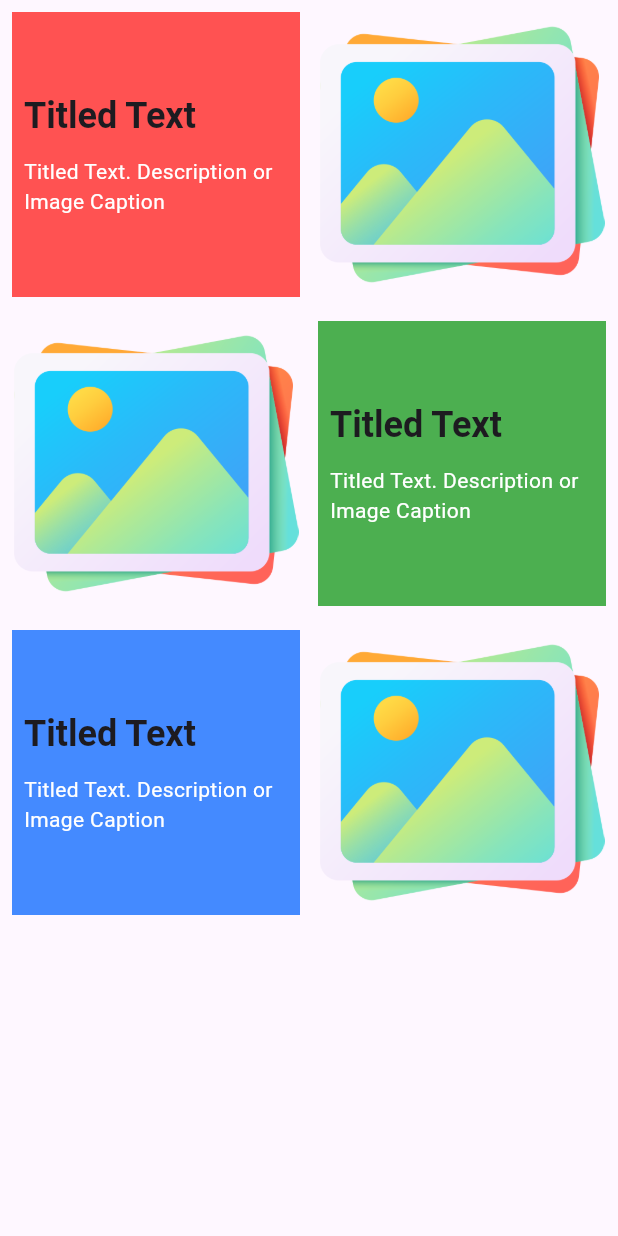
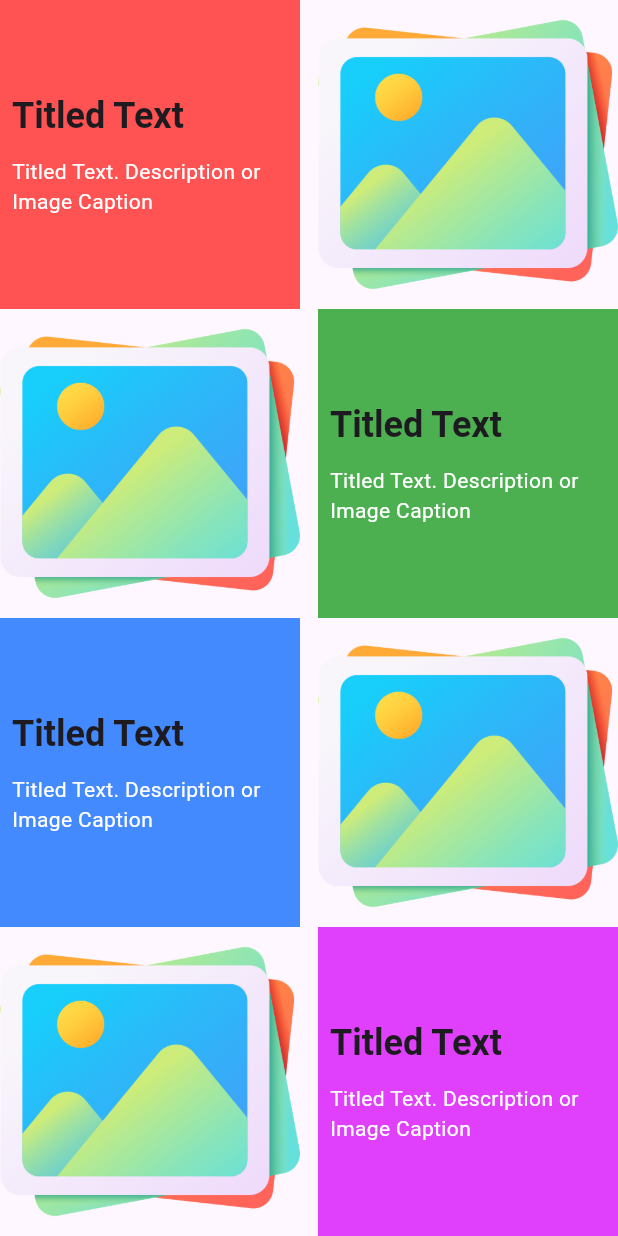
Before and after one commit to kristoff1/kristoff1-design-story-boilerplate, a Flutter app: the Example1 screen opened directly, on a phone screen of 412 x 824 dp. Run offline on Flutter 3.47's test engine with Material 2 defaults, Android fonts, the phone set to English and light mode, and no system bars.

Commit message:
added ratio variations in code

```diff
--- a/design/example/lib/pages/example_1.dart
+++ b/design/example/lib/pages/example_1.dart
@@ -68,6 +68,22 @@ class Example1 extends StatelessWidget {
                 imageType: ImageTypes.asset,
               ),
             ),
+            SizedBox(
+              height: MediaQuery.of(context).size.height * 0.25,
+              child: const LeftImageRightWidget(
+                verticalAlignment: RightWidgetVerticalAlignment.stretch,
+                pairedWidget: TitledText(
+                  decoration: BoxDecoration(
+                    color: Colors.purpleAccent,
+                  ),
+                  padding: EdgeInsets.symmetric(horizontal: 8, vertical: 4),
+                  title: 'Titled Text',
+                  text: 'Titled Text. Description or Image Caption',
+                ),
+                imagePath: 'assets/images/placeholder.png',
+                imageType: ImageTypes.asset,
+              ),
+            ),
           ],
         ),
       ),
--- a/design/lib/src/components/paired_images/left_image_right_widget.dart
+++ b/design/lib/src/components/paired_images/left_image_right_widget.dart
@@ -17,6 +17,8 @@ class LeftImageRightWidget extends StatelessWidget {
   final String imagePath;
   final ImageTypes imageType;
   final RightWidgetVerticalAlignment verticalAlignment;
+  final int widgetPercentage;
+  final EdgeInsetsGeometry? padding;
   final BoxDecoration? decoration;
 
   const LeftImageRightWidget({
@@ -25,6 +27,8 @@ class LeftImageRightWidget extends StatelessWidget {
     required this.imagePath,
     required this.imageType,
     this.verticalAlignment = RightWidgetVerticalAlignment.center,
+    this.widgetPercentage = 50,
+    this.padding,
     this.decoration,
   });
 
@@ -32,11 +36,12 @@ class LeftImageRightWidget extends StatelessWidget {
   Widget build(BuildContext context) {
     return Container(
       decoration: decoration,
-      padding: const EdgeInsets.all(8),
+      padding: padding,
       child: Row(
         crossAxisAlignment: _getVerticalAlignment(verticalAlignment),
         children: [
           Expanded(
+            flex: 100 - _getRatio(widgetPercentage),
             child: BaseImage(
               imagePath: imagePath,
               imageType: imageType,
@@ -46,6 +51,7 @@ class LeftImageRightWidget extends StatelessWidget {
             width: 12,
           ),
           Expanded(
+            flex: _getRatio(widgetPercentage),
             child: pairedWidget,
           ),
         ],
@@ -66,4 +72,14 @@ class LeftImageRightWidget extends StatelessWidget {
         return CrossAxisAlignment.stretch;
     }
   }
+
+  int _getRatio(int widgetPercentage) {
+    if(widgetPercentage > 90) {
+      return 90;
+    } else if (widgetPercentage < 10) {
+      return 10;
+    } else {
+      return widgetPercentage;
+    }
+  }
 }
--- a/design/lib/src/components/paired_images/right_image_left_widget.dart
+++ b/design/lib/src/components/paired_images/right_image_left_widget.dart
@@ -16,6 +16,8 @@ class RightImageLeftWidget extends StatelessWidget {
   final String imagePath;
   final ImageTypes imageType;
   final LeftWidgetVerticalAlignment verticalAlignment;
+  final int widgetPercentage;
+  final EdgeInsetsGeometry? padding;
   final BoxDecoration? decoration;
 
   const RightImageLeftWidget({
@@ -24,6 +26,8 @@ class RightImageLeftWidget extends StatelessWidget {
     required this.imagePath,
     required this.imageType,
     this.verticalAlignment = LeftWidgetVerticalAlignment.center,
+    this.widgetPercentage = 50,
+    this.padding,
     this.decoration,
   });
 
@@ -31,17 +35,19 @@ class RightImageLeftWidget extends StatelessWidget {
   Widget build(BuildContext context) {
     return Container(
       decoration: decoration,
-      padding: const EdgeInsets.all(8),
+      padding: padding,
       child: Row(
         crossAxisAlignment: _getVerticalAlignment(verticalAlignment),
         children: [
           Expanded(
+            flex: _getRatio(widgetPercentage),
             child: pairedWidget,
           ),
           const SizedBox(
             width: 12,
           ),
           Expanded(
+            flex: 100 - _getRatio(widgetPercentage),
             child: BaseImage(
               imagePath: imagePath,
               imageType: imageType,
@@ -65,4 +71,15 @@ class RightImageLeftWidget extends StatelessWidget {
         return CrossAxisAlignment.stretch;
     }
   }
+
+  int _getRatio(int widgetPercentage) {
+    if(widgetPercentage > 90) {
+      return 90;
+    } else if (widgetPercentage < 10) {
+      return 10;
+    } else {
+      return widgetPercentage;
+    }
+  }
+
 }
```
